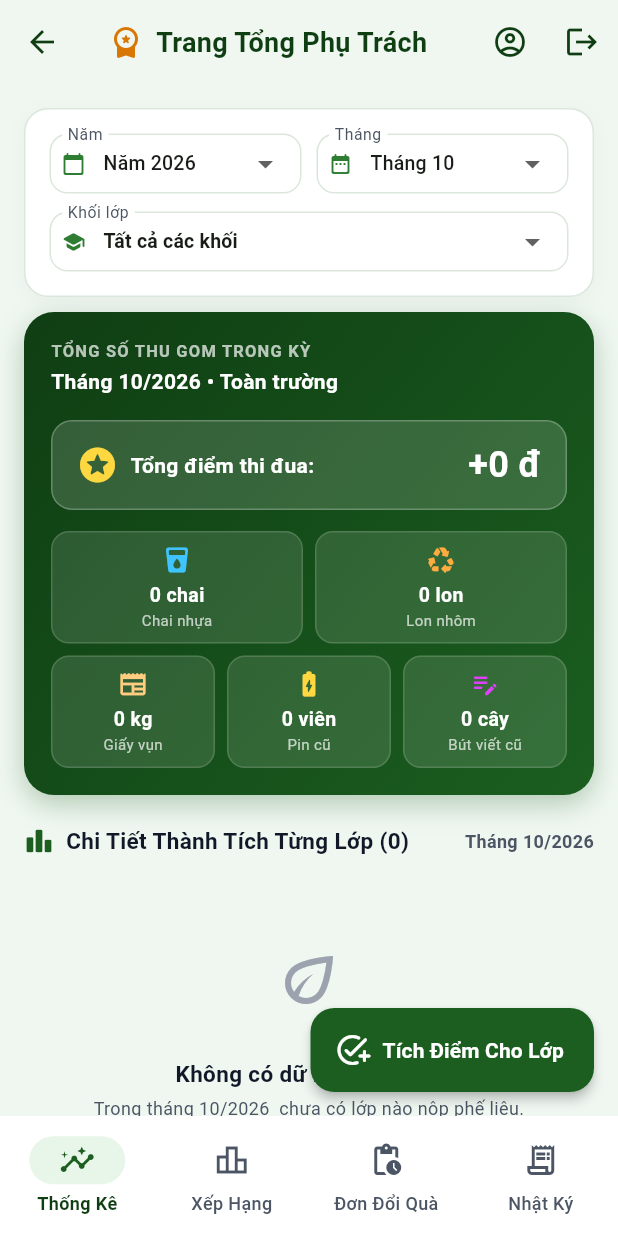
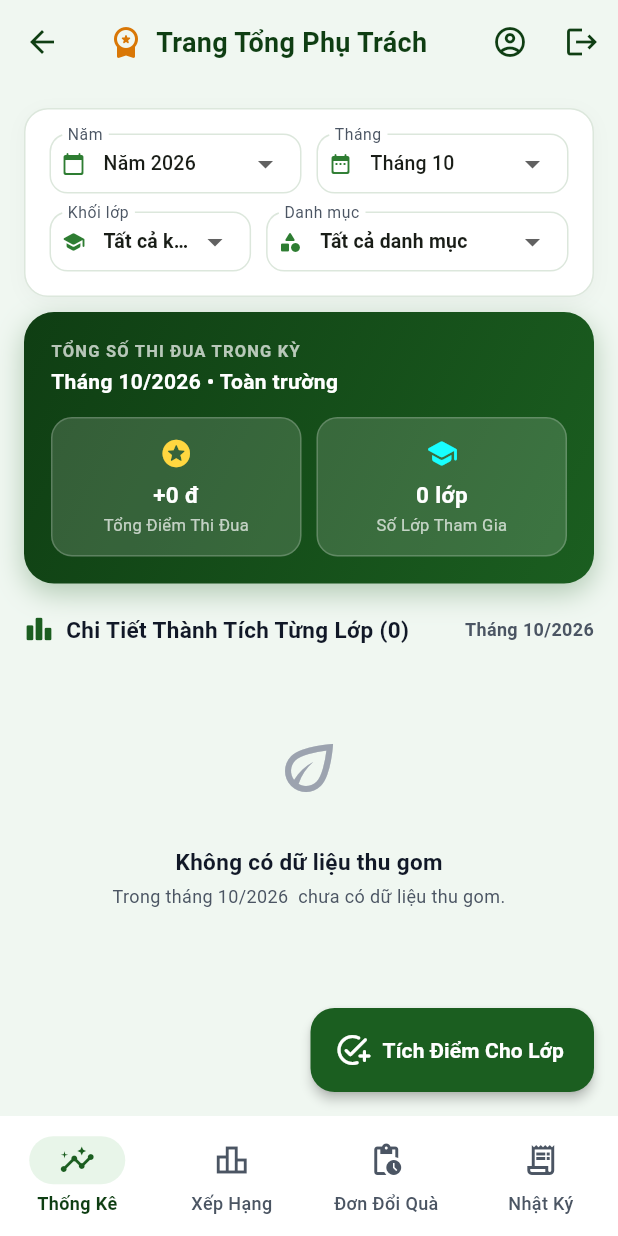
Before and after one commit to hungphamhuynh/hanhdongxanh, a Flutter app: the LeadTeacherDashboardScreen screen opened directly, on a phone screen of 412 x 824 dp. Run offline on Flutter 3.47's test engine with Material 3 defaults, Android fonts, the phone set to English and light mode, and no system bars; our stand-ins replace cloud_firestore, connectivity_plus, firebase_auth, firebase_core; accounts and stored records are empty.

Commit message:
feat: make statistics tab fully dynamic by adding category filter and removing hardcoded scrap fields

```diff
--- a/lib/features/lead_teacher/presentation/widgets/lead_teacher_statistics_tab.dart
+++ b/lib/features/lead_teacher/presentation/widgets/lead_teacher_statistics_tab.dart
@@ -2,8 +2,14 @@ import 'package:cloud_firestore/cloud_firestore.dart';
 import 'package:flutter/material.dart';
 
 import '../../../../core/theme/app_colors.dart';
+import '../../../admin/models/point_rule_model.dart';
+import '../../../admin/services/point_rule_service.dart';
 import '../../../teacher/presentation/widgets/class_details_sheet.dart';
 
+/// Tab Thống Kê dành cho Tổng Phụ Trách
+/// Thống kê ĐỘNG theo Năm, Tháng, Khối, và Danh Mục Phế Liệu:
+/// - Mặc định: Thống kê Tổng Điểm Thi Đua toàn trường / khối trong kỳ.
+/// - Chọn danh mục cụ thể (tải động từ point_rules): Thống kê theo số lượng thu gom của loại đó.
 class LeadTeacherStatisticsTab extends StatefulWidget {
   const LeadTeacherStatisticsTab({super.key});
 
@@ -13,11 +19,15 @@ class LeadTeacherStatisticsTab extends StatefulWidget {
 }
 
 class _LeadTeacherStatisticsTabState extends State<LeadTeacherStatisticsTab> {
+  final PointRuleService _pointRuleService = PointRuleService();
+
   late int _selectedYear;
   int _selectedMonth = 0; // 0 = Cả năm, 1..12 = Tháng 1..12
-  int _selectedGrade = 0; // 0 = Tất cả, 6..9 = Khối 6..9
+  int _selectedGrade = 0; // 0 = Tất cả các khối, 6..9 = Khối 6..9
+  String _selectedRuleId = ''; // '' = Tất cả danh mục
 
   late final Stream<QuerySnapshot> _recordsStream;
+  late final Stream<List<PointRuleModel>> _rulesStream;
 
   @override
   void initState() {
@@ -27,10 +37,16 @@ class _LeadTeacherStatisticsTabState extends State<LeadTeacherStatisticsTab> {
     _selectedMonth = now.month; // Mặc định mở tháng hiện tại
     _recordsStream =
         FirebaseFirestore.instance.collection('point_records').snapshots();
+    _rulesStream = _pointRuleService.getPointRulesStream(onlyActive: true);
   }
 
   @override
   Widget build(BuildContext context) {
+    return StreamBuilder<List<PointRuleModel>>(
+      stream: _rulesStream,
+      builder: (context, rulesSnap) {
+        final rules = rulesSnap.data ?? [];
+
         return StreamBuilder<QuerySnapshot>(
           stream: _recordsStream,
           builder: (context, snapshot) {
@@ -40,14 +56,19 @@ class _LeadTeacherStatisticsTabState extends State<LeadTeacherStatisticsTab> {
 
             final docs = snapshot.data?.docs ?? [];
 
-        // 1. Lọc và tổng hợp dữ liệu theo bộ lọc
+            // 1. Xác định rule đang chọn (nếu có)
+            PointRuleModel? selectedRule;
+            if (_selectedRuleId.isNotEmpty) {
+              try {
+                selectedRule = rules.firstWhere((r) => r.id == _selectedRuleId);
+              } catch (_) {
+                selectedRule = null;
+              }
+            }
+
+            // 2. Lọc và tổng hợp dữ liệu theo bộ lọc động
             int totalPeriodPoints = 0;
-        int totalBottles = 0;
-        int totalCans = 0;
-        double totalPaperKg = 0.0;
-        int totalBatteries = 0;
-        int totalPens = 0;
-
+            double totalCategoryQty = 0.0;
             final Map<String, _ClassPeriodStats> classMap = {};
 
             for (final doc in docs) {
@@ -71,84 +92,71 @@ class _LeadTeacherStatisticsTabState extends State<LeadTeacherStatisticsTab> {
               final grade = int.tryParse(className[0]) ?? 0;
               if (_selectedGrade != 0 && grade != _selectedGrade) continue;
 
+              final ruleId = data['ruleId'] as String? ?? '';
+              final categoryName =
+                  (data['categoryName'] as String? ?? '').trim();
               final points = (data['totalPoints'] as num?)?.toInt() ?? 0;
               final qty = (data['quantity'] as num?)?.toDouble() ?? 0.0;
-          final cat = (data['categoryName'] as String? ?? '').toLowerCase();
+
+              // Nếu đang lọc theo 1 Danh mục cụ thể
+              if (selectedRule != null) {
+                final isMatch = (ruleId.isNotEmpty &&
+                        ruleId == selectedRule.id) ||
+                    categoryName.toLowerCase() ==
+                        selectedRule.name.toLowerCase();
+                if (!isMatch) continue;
+
+                totalCategoryQty += qty;
+              }
 
               totalPeriodPoints += points;
 
-          bool isBattery = cat.contains('pin');
-          bool isPen = cat.contains('bút') ||
-              cat.contains('viết') ||
-              cat.contains('pen');
-          bool isCan = cat.contains('lon') || cat.contains('nhôm');
-          bool isPaper = cat.contains('giấy') ||
-              cat.contains('giay') ||
-              cat.contains('carton') ||
-              cat.contains('sách') ||
-              cat.contains('báo');
-
-          if (isBattery) {
-            totalBatteries += qty.toInt();
-          } else if (isPen) {
-            totalPens += qty.toInt();
-          } else if (isCan) {
-            totalCans += qty.toInt();
-          } else if (isPaper) {
-            totalPaperKg += qty;
-          } else {
-            totalBottles += qty.toInt();
-          }
-
-          // Gom nhóm theo từng lớp
+              // Gom nhóm dữ liệu theo từng lớp
               final stats = classMap.putIfAbsent(
                 className,
                 () => _ClassPeriodStats(className: className, grade: grade),
               );
 
               stats.totalPoints += points;
-          stats.submissions += 1;
-          if (isBattery) {
-            stats.batteries += qty.toInt();
-          } else if (isPen) {
-            stats.pens += qty.toInt();
-          } else if (isCan) {
-            stats.cans += qty.toInt();
-          } else if (isPaper) {
-            stats.paperKg += qty;
-          } else {
-            stats.bottles += qty.toInt();
-          }
+              stats.categoryQuantity += qty;
             }
 
-        // Danh sách các lớp có thành tích trong kỳ, sắp xếp theo điểm giảm dần
-        final rankedClasses = classMap.values.toList()
-          ..sort((a, b) => b.totalPoints.compareTo(a.totalPoints));
+            // Sắp xếp danh sách lớp
+            final rankedClasses = classMap.values.toList();
+            if (selectedRule == null) {
+              rankedClasses
+                  .sort((a, b) => b.totalPoints.compareTo(a.totalPoints));
+            } else {
+              rankedClasses.sort((a, b) {
+                final cmp = b.categoryQuantity.compareTo(a.categoryQuantity);
+                if (cmp != 0) return cmp;
+                return b.totalPoints.compareTo(a.totalPoints);
+              });
+            }
 
             final currentYear = DateTime.now().year;
-        final availableYears = List.generate(5, (i) => currentYear - 2 + i);
+            final availableYears =
+                List.generate(5, (i) => currentYear - 2 + i);
 
             return CustomScrollView(
               slivers: [
-            // 1. Thẻ Bộ Lọc (Năm, Tháng, Khối)
+                // 1. Thẻ Bộ Lọc (Năm, Tháng, Khối, Danh Mục)
                 SliverToBoxAdapter(
                   child: Padding(
                     padding: const EdgeInsets.fromLTRB(16, 16, 16, 10),
-                child: _buildFilterCard(availableYears),
+                    child: _buildFilterCard(availableYears, rules),
                   ),
                 ),
 
-            // 2. Thẻ TỔNG SỐ (KPI Tổng quan thu gom)
+                // 2. Thẻ TỔNG SỐ (Banner KPI Động)
                 SliverToBoxAdapter(
                   child: Padding(
                     padding: const EdgeInsets.symmetric(horizontal: 16),
                     child: _buildTotalKpiCard(
+                      selectedRule: selectedRule,
                       totalPeriodPoints: totalPeriodPoints,
-                  totalBottles: totalBottles,
-                  totalCans: totalCans,
-                  totalPaperKg: totalPaperKg,
-                  totalBatteries: totalBatteries,
-                  totalPens: totalPens,
+                      totalCategoryQty: totalCategoryQty,
+                      activeClassesCount: rankedClasses.length,
                     ),
                   ),
                 ),
@@ -225,7 +233,7 @@ class _LeadTeacherStatisticsTabState extends State<LeadTeacherStatisticsTab> {
                             ),
                             const SizedBox(height: 4),
                             Text(
-                          'Trong ${_selectedMonth == 0 ? "năm $_selectedYear" : "tháng $_selectedMonth/$_selectedYear"} ${_selectedGrade != 0 ? "của Khối $_selectedGrade" : ""} chưa có lớp nào nộp phế liệu.',
+                              'Trong ${_selectedMonth == 0 ? "năm $_selectedYear" : "tháng $_selectedMonth/$_selectedYear"} ${_selectedGrade != 0 ? "của Khối $_selectedGrade" : ""} chưa có dữ liệu thu gom.',
                               textAlign: TextAlign.center,
                               style: const TextStyle(
                                 fontSize: 12,
@@ -244,7 +252,12 @@ class _LeadTeacherStatisticsTabState extends State<LeadTeacherStatisticsTab> {
                       delegate: SliverChildBuilderDelegate(
                         (context, index) {
                           final item = rankedClasses[index];
-                      return _buildRankedClassCard(context, index + 1, item);
+                          return _buildRankedClassCard(
+                            context,
+                            index + 1,
+                            item,
+                            selectedRule: selectedRule,
+                          );
                         },
                         childCount: rankedClasses.length,
                       ),
@@ -254,10 +267,15 @@ class _LeadTeacherStatisticsTabState extends State<LeadTeacherStatisticsTab> {
             );
           },
         );
+      },
+    );
   }
 
-  /// Khung bộ lọc Năm, Tháng, Khối
-  Widget _buildFilterCard(List<int> availableYears) {
+  /// Khung bộ lọc Năm, Tháng, Khối và Danh Mục dạng Select
+  Widget _buildFilterCard(
+    List<int> availableYears,
+    List<PointRuleModel> rules,
+  ) {
     return Container(
       padding: const EdgeInsets.all(16),
       decoration: BoxDecoration(
@@ -278,7 +296,7 @@ class _LeadTeacherStatisticsTabState extends State<LeadTeacherStatisticsTab> {
           // Dòng 1: Chọn Năm và Chọn Tháng
           Row(
             children: [
-              // Chọn Năm (mở rộng ngang bằng tháng, chống tràn pixel)
+              // Chọn Năm
               Expanded(
                 child: DropdownButtonFormField<int>(
                   initialValue: _selectedYear,
@@ -355,8 +373,13 @@ class _LeadTeacherStatisticsTabState extends State<LeadTeacherStatisticsTab> {
           ),
           const SizedBox(height: 12),
 
-          // Dòng 2: Lọc Khối dạng Select (Dropdown)
-          DropdownButtonFormField<int>(
+          // Dòng 2: Chọn Khối và Chọn Danh Mục
+          Row(
+            children: [
+              // Chọn Khối
+              Expanded(
+                flex: 4,
+                child: DropdownButtonFormField<int>(
                   initialValue: _selectedGrade,
                   isExpanded: true,
                   decoration: const InputDecoration(
@@ -372,8 +395,9 @@ class _LeadTeacherStatisticsTabState extends State<LeadTeacherStatisticsTab> {
                     DropdownMenuItem<int>(
                       value: 0,
                       child: Text(
-                  'Tất cả các khối',
-                  style: TextStyle(fontSize: 13, fontWeight: FontWeight.bold),
+                        'Tất cả khối',
+                        style: TextStyle(
+                            fontSize: 13, fontWeight: FontWeight.bold),
                         overflow: TextOverflow.ellipsis,
                       ),
                     ),
@@ -414,20 +438,66 @@ class _LeadTeacherStatisticsTabState extends State<LeadTeacherStatisticsTab> {
                     if (val != null) setState(() => _selectedGrade = val);
                   },
                 ),
+              ),
+              const SizedBox(width: 10),
+
+              // Chọn Danh Mục Phế Liệu
+              Expanded(
+                flex: 6,
+                child: DropdownButtonFormField<String>(
+                  initialValue: _selectedRuleId,
+                  isExpanded: true,
+                  decoration: const InputDecoration(
+                    labelText: 'Danh mục',
+                    isDense: true,
+                    prefixIcon: Icon(Icons.category_rounded, size: 16),
+                    prefixIconConstraints:
+                        BoxConstraints(minWidth: 32, minHeight: 32),
+                    contentPadding:
+                        EdgeInsets.symmetric(horizontal: 8, vertical: 8),
+                  ),
+                  items: [
+                    const DropdownMenuItem<String>(
+                      value: '',
+                      child: Text(
+                        'Tất cả danh mục',
+                        style: TextStyle(
+                            fontSize: 13, fontWeight: FontWeight.bold),
+                        overflow: TextOverflow.ellipsis,
+                      ),
+                    ),
+                    ...rules.map((rule) {
+                      return DropdownMenuItem<String>(
+                        value: rule.id,
+                        child: Text(
+                          '${rule.name} (${rule.unit})',
+                          style: const TextStyle(fontSize: 13),
+                          overflow: TextOverflow.ellipsis,
+                        ),
+                      );
+                    }),
+                  ],
+                  onChanged: (val) {
+                    if (val != null) setState(() => _selectedRuleId = val);
+                  },
+                ),
+              ),
+            ],
+          ),
         ],
       ),
     );
   }
 
-  /// Khung TỔNG SỐ - Báo cáo KPI toàn trường trong kỳ
+  /// Khung TỔNG SỐ - Banner KPI Động không hard text
   Widget _buildTotalKpiCard({
+    required PointRuleModel? selectedRule,
     required int totalPeriodPoints,
-    required int totalBottles,
-    required int totalCans,
-    required double totalPaperKg,
-    required int totalBatteries,
-    required int totalPens,
+    required double totalCategoryQty,
+    required int activeClassesCount,
   }) {
+    final isAll = selectedRule == null;
+
     return Container(
       padding: const EdgeInsets.all(18),
       decoration: BoxDecoration(
@@ -448,20 +518,21 @@ class _LeadTeacherStatisticsTabState extends State<LeadTeacherStatisticsTab> {
       child: Column(
         crossAxisAlignment: CrossAxisAlignment.stretch,
         children: [
-          Row(
-            mainAxisAlignment: MainAxisAlignment.spaceBetween,
-            children: [
+          // Tiêu đề Banner
           Column(
             crossAxisAlignment: CrossAxisAlignment.start,
             children: [
-                  const Text(
-                    'TỔNG SỐ THU GOM TRONG KỲ',
-                    style: TextStyle(
+              Text(
+                isAll
+                    ? 'TỔNG SỐ THI ĐUA TRONG KỲ'
+                    : 'TỔNG THU GOM: ${selectedRule.name.toUpperCase()}',
+                style: const TextStyle(
                   color: Colors.white70,
                   fontSize: 11,
                   letterSpacing: 0.8,
                   fontWeight: FontWeight.bold,
                 ),
+                overflow: TextOverflow.ellipsis,
               ),
               const SizedBox(height: 2),
               Text(
@@ -476,106 +547,50 @@ class _LeadTeacherStatisticsTabState extends State<LeadTeacherStatisticsTab> {
               ),
             ],
           ),
-            ],
+          const SizedBox(height: 14),
+
+          // 2 ô chỉ số KPI Động
+          Row(
+            children: [
+              if (isAll) ...[
+                Expanded(
+                  child: _buildKpiStatTile(
+                    icon: Icons.stars_rounded,
+                    label: 'Tổng Điểm Thi Đua',
+                    value: '+$totalPeriodPoints đ',
+                    iconColor: Colors.amberAccent,
                   ),
-          const SizedBox(height: 16),
-
-          // Tổng điểm lớn nổi bật
-          Container(
-            padding: const EdgeInsets.symmetric(vertical: 12, horizontal: 16),
-            decoration: BoxDecoration(
-              color: Colors.white.withValues(alpha: 0.15),
-              borderRadius: BorderRadius.circular(14),
-              border: Border.all(color: Colors.white.withValues(alpha: 0.25)),
                 ),
-            child: Row(
-              mainAxisAlignment: MainAxisAlignment.spaceBetween,
-              children: [
-                const Row(
-                  children: [
-                    Icon(Icons.stars_rounded, color: Colors.amberAccent, size: 28),
-                    SizedBox(width: 8),
-                    Text(
-                      'Tổng điểm thi đua:',
-                      style: TextStyle(
-                        color: Colors.white,
-                        fontSize: 14,
-                        fontWeight: FontWeight.w600,
+                const SizedBox(width: 10),
+                Expanded(
+                  child: _buildKpiStatTile(
+                    icon: Icons.school_rounded,
+                    label: 'Số Lớp Tham Gia',
+                    value: '$activeClassesCount lớp',
+                    iconColor: Colors.cyanAccent,
+                  ),
+                ),
+              ] else ...[
+                Expanded(
+                  child: _buildKpiStatTile(
+                    icon: selectedRule.iconData,
+                    label: 'Tổng Thu Gom',
+                    value: totalCategoryQty % 1 == 0
+                        ? '${totalCategoryQty.toInt()} ${selectedRule.unit}'
+                        : '${totalCategoryQty.toStringAsFixed(1)} ${selectedRule.unit}',
+                    iconColor: Colors.amberAccent,
+                  ),
+                ),
+                const SizedBox(width: 10),
+                Expanded(
+                  child: _buildKpiStatTile(
+                    icon: Icons.school_rounded,
+                    label: 'Số Lớp Đã Nộp',
+                    value: '$activeClassesCount lớp',
+                    iconColor: Colors.cyanAccent,
                   ),
                 ),
               ],
-                ),
-                Text(
-                  '+$totalPeriodPoints đ',
-                  style: const TextStyle(
-                    color: Colors.white,
-                    fontSize: 24,
-                    fontWeight: FontWeight.bold,
-                  ),
-                ),
-              ],
-            ),
-          ),
-          const SizedBox(height: 14),
-
-          // Lưới 5 ô thống kê các loại phế liệu
-          Row(
-            children: [
-              Expanded(
-                child: _buildScrapCountTile(
-                  icon: Icons.local_drink_rounded,
-                  iconColor: Colors.lightBlueAccent,
-                  label: 'Chai nhựa',
-                  value: '$totalBottles',
-                  unit: 'chai',
-                ),
-              ),
-              const SizedBox(width: 8),
-              Expanded(
-                child: _buildScrapCountTile(
-                  icon: Icons.recycling_rounded,
-                  iconColor: Colors.orangeAccent,
-                  label: 'Lon nhôm',
-                  value: '$totalCans',
-                  unit: 'lon',
-                ),
-              ),
-            ],
-          ),
-          const SizedBox(height: 8),
-          Row(
-            children: [
-              Expanded(
-                child: _buildScrapCountTile(
-                  icon: Icons.newspaper_rounded,
-                  iconColor: const Color(0xFFFFCC80),
-                  label: 'Giấy vụn',
-                  value: totalPaperKg > 0
-                      ? totalPaperKg.toStringAsFixed(1)
-                      : '0',
-                  unit: 'kg',
-                ),
-              ),
-              const SizedBox(width: 8),
-              Expanded(
-                child: _buildScrapCountTile(
-                  icon: Icons.battery_charging_full_rounded,
-                  iconColor: Colors.amberAccent,
-                  label: 'Pin cũ',
-                  value: '$totalBatteries',
-                  unit: 'viên',
-                ),
-              ),
-              const SizedBox(width: 8),
-              Expanded(
-                child: _buildScrapCountTile(
-                  icon: Icons.edit_note_rounded,
-                  iconColor: Colors.purpleAccent,
-                  label: 'Bút viết cũ',
-                  value: '$totalPens',
-                  unit: 'cây',
-                ),
-              ),
             ],
           ),
         ],
@@ -583,50 +598,52 @@ class _LeadTeacherStatisticsTabState extends State<LeadTeacherStatisticsTab> {
     );
   }
 
-  Widget _buildScrapCountTile({
+  Widget _buildKpiStatTile({
     required IconData icon,
-    required Color iconColor,
     required String label,
     required String value,
-    required String unit,
+    required Color iconColor,
   }) {
     return Container(
-      padding: const EdgeInsets.symmetric(vertical: 8, horizontal: 8),
+      padding: const EdgeInsets.symmetric(vertical: 12, horizontal: 10),
       decoration: BoxDecoration(
-        color: Colors.white.withValues(alpha: 0.12),
-        borderRadius: BorderRadius.circular(12),
-        border: Border.all(color: Colors.white.withValues(alpha: 0.15)),
+        color: Colors.white.withValues(alpha: 0.15),
+        borderRadius: BorderRadius.circular(14),
+        border: Border.all(color: Colors.white.withValues(alpha: 0.2)),
       ),
       child: Column(
         children: [
-          Icon(icon, size: 20, color: iconColor),
-          const SizedBox(height: 4),
+          Icon(icon, size: 22, color: iconColor),
+          const SizedBox(height: 6),
           FittedBox(
             fit: BoxFit.scaleDown,
             child: Text(
-              '$value $unit',
+              value,
               style: const TextStyle(
                 color: Colors.white,
                 fontWeight: FontWeight.bold,
-                fontSize: 13,
+                fontSize: 15,
               ),
             ),
           ),
-          FittedBox(
-            fit: BoxFit.scaleDown,
-            child: Text(
+          const SizedBox(height: 2),
+          Text(
             label,
-              style: const TextStyle(color: Colors.white70, fontSize: 10),
-            ),
+            style: const TextStyle(color: Colors.white70, fontSize: 11),
+            overflow: TextOverflow.ellipsis,
           ),
         ],
       ),
     );
   }
 
-  /// Thẻ lớp xếp hạng theo kỳ thống kê
+  /// Thẻ lớp xếp hạng theo kỳ thống kê (Động theo Danh Mục)
   Widget _buildRankedClassCard(
-      BuildContext context, int rank, _ClassPeriodStats stats) {
+    BuildContext context,
+    int rank,
+    _ClassPeriodStats stats, {
+    required PointRuleModel? selectedRule,
+  }) {
     Color rankColor;
     Widget rankBadge;
 
@@ -661,6 +678,8 @@ class _LeadTeacherStatisticsTabState extends State<LeadTeacherStatisticsTab> {
       );
     }
 
+    final isAll = selectedRule == null;
+
     return Card(
       margin: const EdgeInsets.only(bottom: 10),
       elevation: 0.8,
@@ -686,10 +705,7 @@ class _LeadTeacherStatisticsTabState extends State<LeadTeacherStatisticsTab> {
         },
         child: Padding(
           padding: const EdgeInsets.all(14),
-          child: Column(
-            crossAxisAlignment: CrossAxisAlignment.stretch,
-            children: [
-              Row(
+          child: Row(
             children: [
               rankBadge,
               const SizedBox(width: 10),
@@ -705,6 +721,7 @@ class _LeadTeacherStatisticsTabState extends State<LeadTeacherStatisticsTab> {
                         color: AppColors.textPrimary,
                       ),
                     ),
+                    const SizedBox(height: 2),
                     Text(
                       'Khối ${stats.grade}',
                       style: const TextStyle(
@@ -716,16 +733,20 @@ class _LeadTeacherStatisticsTabState extends State<LeadTeacherStatisticsTab> {
                 ),
               ),
               Container(
-                    padding: const EdgeInsets.symmetric(
-                        horizontal: 10, vertical: 4),
+                padding:
+                    const EdgeInsets.symmetric(horizontal: 10, vertical: 5),
                 decoration: BoxDecoration(
                   color: AppColors.primaryContainer,
                   borderRadius: BorderRadius.circular(10),
                 ),
                 child: Text(
-                      '+${stats.totalPoints} đ',
+                  isAll
+                      ? '+${stats.totalPoints} đ'
+                      : (stats.categoryQuantity % 1 == 0
+                          ? '${stats.categoryQuantity.toInt()} ${selectedRule.unit}'
+                          : '${stats.categoryQuantity.toStringAsFixed(1)} ${selectedRule.unit}'),
                   style: const TextStyle(
-                        fontSize: 15,
+                    fontSize: 14,
                     fontWeight: FontWeight.bold,
                     color: AppColors.primaryDark,
                   ),
@@ -733,59 +754,7 @@ class _LeadTeacherStatisticsTabState extends State<LeadTeacherStatisticsTab> {
               ),
             ],
           ),
-              const Divider(height: 16),
-
-              // Chi tiết các loại phế liệu lớp đã nộp trong kỳ
-              Wrap(
-                spacing: 8,
-                runSpacing: 4,
-                children: [
-                  if (stats.bottles > 0)
-                    _buildMiniBadge(Icons.local_drink_rounded,
-                        '${stats.bottles} chai', AppColors.primary),
-                  if (stats.cans > 0)
-                    _buildMiniBadge(Icons.recycling_rounded,
-                        '${stats.cans} lon', AppColors.secondary),
-                  if (stats.paperKg > 0)
-                    _buildMiniBadge(Icons.newspaper_rounded,
-                        '${stats.paperKg.toStringAsFixed(1)} kg giấy', const Color(0xFF8D6E63)),
-                  if (stats.batteries > 0)
-                    _buildMiniBadge(Icons.battery_charging_full_rounded,
-                        '${stats.batteries} pin', AppColors.warning),
-                  if (stats.pens > 0)
-                    _buildMiniBadge(Icons.edit_note_rounded,
-                        '${stats.pens} bút', Colors.purple.shade600),
-                ],
         ),
-            ],
-          ),
-        ),
-      ),
-    );
-  }
-
-  Widget _buildMiniBadge(IconData icon, String text, Color color) {
-    return Container(
-      padding: const EdgeInsets.symmetric(horizontal: 7, vertical: 3),
-      decoration: BoxDecoration(
-        color: color.withValues(alpha: 0.1),
-        borderRadius: BorderRadius.circular(8),
-        border: Border.all(color: color.withValues(alpha: 0.2)),
-      ),
-      child: Row(
-        mainAxisSize: MainAxisSize.min,
-        children: [
-          Icon(icon, size: 12, color: color),
-          const SizedBox(width: 4),
-          Text(
-            text,
-            style: TextStyle(
-              fontSize: 11,
-              fontWeight: FontWeight.w600,
-              color: color,
-            ),
-          ),
-        ],
       ),
     );
   }
@@ -795,12 +764,10 @@ class _ClassPeriodStats {
   final String className;
   final int grade;
   int totalPoints = 0;
-  int bottles = 0;
-  int cans = 0;
-  double paperKg = 0.0;
-  int batteries = 0;
-  int pens = 0;
-  int submissions = 0;
+  double categoryQuantity = 0.0;
 
-  _ClassPeriodStats({required this.className, required this.grade});
+  _ClassPeriodStats({
+    required this.className,
+    required this.grade,
+  });
 }
```
Lines whose indentation alone changed are shown as unchanged.
